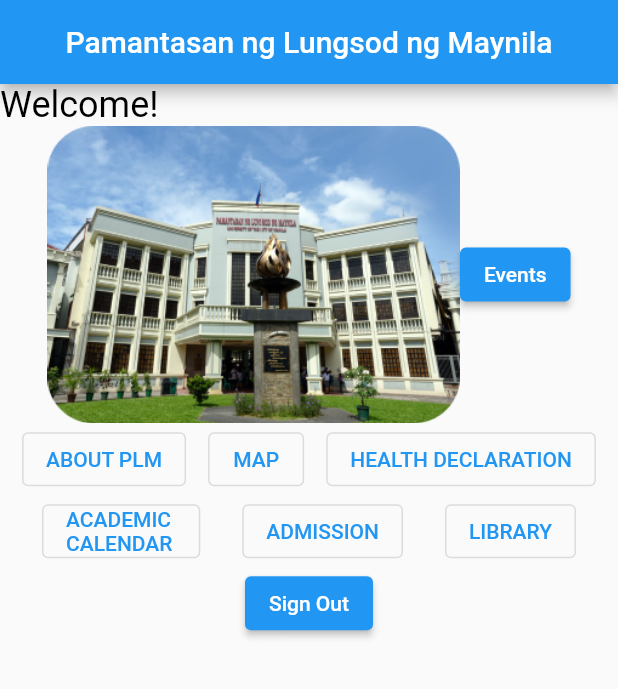
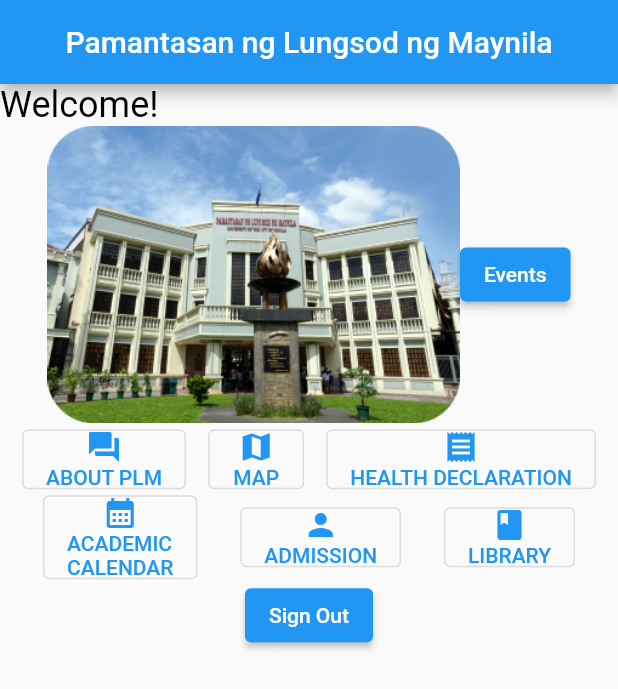
Before and after one commit to kya-nicoh/PLMAPP-authlogin, a Flutter app: the HomePage screen opened directly, on a phone screen of 412 x 824 dp. Shown: the top 689 px of the screen. Run offline on Flutter 3.47's test engine with Material 2 defaults, Android fonts, the phone set to English and light mode, and no system bars; our stand-ins replace firebase_auth, firebase_core, webview_flutter; accounts and stored records are empty.

Commit message:
Added icons to home page's buttons

```diff
--- a/lib/pages/home_page.dart
+++ b/lib/pages/home_page.dart
@@ -75,19 +75,34 @@ class HomePage extends StatelessWidget {
               mainAxisAlignment: MainAxisAlignment.spaceEvenly,
               children: [
                 OutlinedButton(
-                  child: const Text('ABOUT PLM'),
+                  child: Column(
+                    children: const [
+                      Icon(Icons.question_answer),
+                      Text('ABOUT PLM'),
+                    ],
+                  ),
                   onPressed: () {
                     debugPrint('Outlined Button');
                   },
                 ),
                 OutlinedButton(
-                  child: const Text('MAP'),
+                  child: Column(
+                    children: const [
+                      Icon(Icons.map),
+                      Text('MAP'),
+                    ],
+                  ),
                   onPressed: () {
                     debugPrint('Outlined Button');
                   },
                 ),
                 OutlinedButton(
-                  child: const Text('HEALTH DECLARATION'),
+                  child: Column(
+                    children: const [
+                      Icon(Icons.receipt),
+                      Text('HEALTH DECLARATION'),
+                    ],
+                  ),
                   onPressed: () {
                     Navigator.push(
                         context,
@@ -101,19 +116,34 @@ class HomePage extends StatelessWidget {
               mainAxisAlignment: MainAxisAlignment.spaceEvenly,
               children: [
                 OutlinedButton(
-                  child: const Text('ACADEMIC \nCALENDAR'),
+                  child: Column(
+                    children: const [
+                      Icon(Icons.calendar_month),
+                      Text('ACADEMIC\nCALENDAR'),
+                    ],
+                  ),
                   onPressed: () {
                     debugPrint('Outlined Button');
                   },
                 ),
                 OutlinedButton(
-                  child: const Text('ADMISSION'),
+                  child: Column(
+                    children: const [
+                      Icon(Icons.person),
+                      Text('ADMISSION'),
+                    ],
+                  ),
                   onPressed: () {
                     debugPrint('Outlined Button');
                   },
                 ),
                 OutlinedButton(
-                  child: const Text('LIBRARY'),
+                  child: Column(
+                    children: const [
+                      Icon(Icons.book),
+                      Text('LIBRARY'),
+                    ],
+                  ),
                   onPressed: () {
                     debugPrint('Outlined Button');
                   },
```
